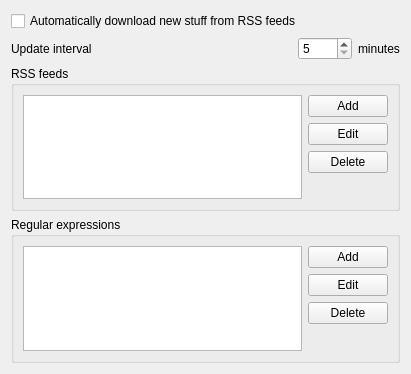
Old version of the form src/rss/SettingsRssForm.ui in the repository LubosD/fatrat.
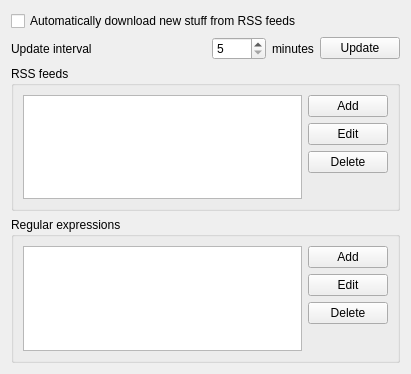
New version of the form.

The edit to the form file:
```diff
--- a/src/rss/SettingsRssForm.ui
+++ b/src/rss/SettingsRssForm.ui
@@ -13,7 +13,7 @@
    <string>RSS</string>
   </property>
   <layout class="QGridLayout" >
-   <item row="0" column="0" colspan="4" >
+   <item row="0" column="0" colspan="5" >
     <widget class="QCheckBox" name="checkEnable" >
      <property name="text" >
       <string>Automatically download new stuff from RSS feeds</string>
@@ -60,7 +60,7 @@
      </property>
     </widget>
    </item>
-   <item row="2" column="0" colspan="4" >
+   <item row="2" column="0" colspan="5" >
     <widget class="QGroupBox" name="groupBox" >
      <property name="title" >
       <string>RSS feeds</string>
@@ -106,7 +106,7 @@
      </layout>
     </widget>
    </item>
-   <item row="3" column="0" colspan="4" >
+   <item row="3" column="0" colspan="5" >
     <widget class="QGroupBox" name="groupBox_2" >
      <property name="title" >
       <string>Regular expressions</string>
@@ -165,6 +165,13 @@
      </property>
     </spacer>
    </item>
+   <item row="1" column="4" >
+    <widget class="QPushButton" name="pusUpdate" >
+     <property name="text" >
+      <string>Update</string>
+     </property>
+    </widget>
+   </item>
   </layout>
  </widget>
  <tabstops>
```
Left out of the diff: 2 changed lines with no effect on the pictures.
